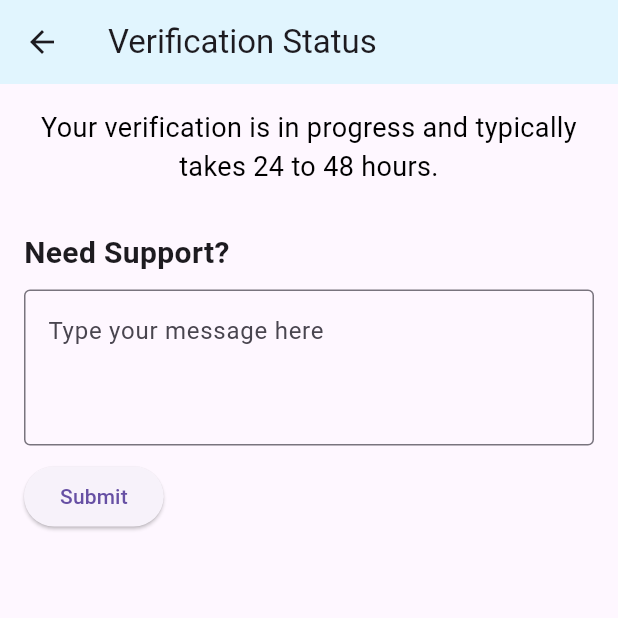
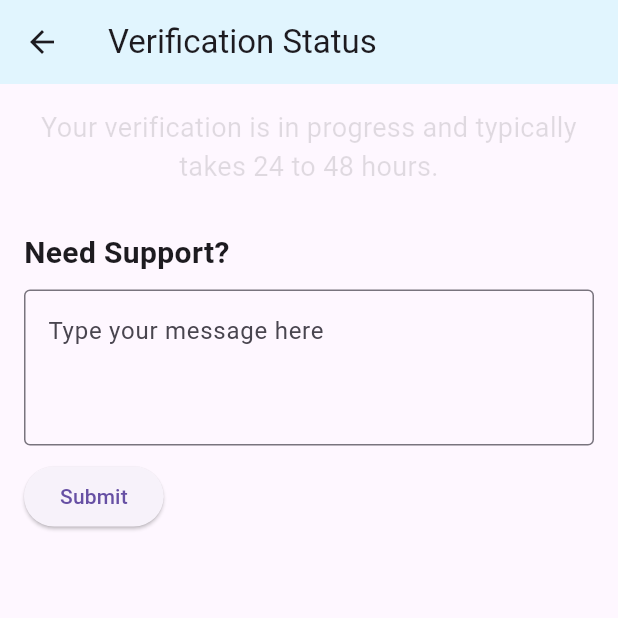
Before and after one commit to Ante-237/buytime, a Flutter app: the SettingsPage screen opened directly, after a tap on "Verification", on a phone screen of 412 x 824 dp, the top half of it. Run offline on Flutter 3.47's test engine with Material 3 defaults, Android fonts, the light colour scheme and no system bars; our stand-ins replace cloud_firestore, email_validator, firebase_analytics, firebase_auth, firebase_core, flutter_spinkit and 2 more; accounts and stored records are empty; generated files the repository leaves out were written again.

Commit message:
verification state changes and support tickets.

```diff
--- a/lib/UI/MORE/verification.dart
+++ b/lib/UI/MORE/verification.dart
@@ -1,14 +1,33 @@
+import 'package:cloud_firestore/cloud_firestore.dart';
 import 'package:flutter/material.dart';
 
 
 class VerificationStatusPage extends StatefulWidget {
+  bool neededValue = false;
+
+  VerificationStatusPage({super.key, required this.neededValue}) ;
+
+
   @override
   _VerificationStatusPageState createState() => _VerificationStatusPageState();
 }
 
 class _VerificationStatusPageState extends State<VerificationStatusPage> {
   final TextEditingController _supportMessageController = TextEditingController();
-  bool isUserVerified = false; // This should be set based on actual user verification status
+  bool isUserVerified = false;
+
+  void storeBasicSettings(String value1) async {
+    CollectionReference collectionRef = FirebaseFirestore.instance.collection('verification_query');
+    DocumentReference docRef = collectionRef.doc();
+
+    try {
+      await docRef.set({
+        'category_1': value1,
+      });
+    } catch (e) {
+      print("Error storing data: $e");
+    }
+  }
 
   @override
   Widget build(BuildContext context) {
@@ -34,8 +53,8 @@
 
   Widget _buildVerificationStatusSection() {
     return Text(
-      isUserVerified ? 'Verified' : 'Your verification is in progress and typically takes 24 to 48 hours.',
-      style: TextStyle(fontSize: 18, color: Colors.black),
+      widget.neededValue ? 'Verified' : 'Your verification is in progress and typically takes 24 to 48 hours.',
+      style: TextStyle(fontSize: 18, color: widget.neededValue ? Colors.blue : Colors.black12),
       textAlign: TextAlign.center,
     );
   }
@@ -60,7 +79,7 @@
         SizedBox(height: 10),
         ElevatedButton(
           onPressed: () {
-            // Implement the logic to handle support message submission
+            storeBasicSettings(_supportMessageController.text);
           },
           child: Text('Submit'),
           style: ElevatedButton.styleFrom(),
--- a/lib/UI/SettingsPage.dart
+++ b/lib/UI/SettingsPage.dart
@@ -5,31 +5,49 @@
 
 class SettingsPage extends StatefulWidget {
 
+
+
   @override
   State<SettingsPage> createState() => _SettingsPageState();
 }
 
 class _SettingsPageState extends State<SettingsPage> {
-  void openVerificationPage(BuildContext context){
-    Navigator.push(
-      context,
-      MaterialPageRoute(builder: (context) =>  VerificationStatusPage()),
-    );
+
+   bool StateOfVerification = false;
+
+  @override
+  void initState() {
+    super.initState();
+    _getBoolValue();
   }
+
+   Future<void> _getBoolValue() async {
+     bool valueFromFuture = await getBooleanValue();
+     setState(() {
+       StateOfVerification = valueFromFuture;
+     });
+   }
 
   final FirebaseFirestore firestore = FirebaseFirestore.instance;
 
   Future<bool> getBooleanValue() async {
     try {
-      DocumentSnapshot snapshot = await firestore.collection('your_collection').doc('your_document_id').get();
+      DocumentSnapshot snapshot = await firestore.collection('verificate_state').doc('779X9ddieUNL9uo1xTN6').get();
       if (snapshot.exists) {
-        return snapshot['booleanFieldName'] ?? false; // Replace 'booleanFieldName' with your field name
+        return snapshot['isVerified'] ?? false; // Replace 'booleanFieldName' with your field name
       }
       return false; // Default value if document or field does not exist
     } catch (e) {
       print(e);
       return false; // Return default value in case of error
     }
+  }
+
+  void openVerificationPage(BuildContext context){
+    Navigator.push(
+      context,
+      MaterialPageRoute(builder: (context) =>  VerificationStatusPage(neededValue: StateOfVerification,)),
+    );
   }
 
   void openAboutPage(BuildContext context){
@@ -71,7 +89,7 @@
             },
           ),
           ListTile(
-            leading: Icon(Icons.verified_user, color: Colors.blue,),
+            leading: Icon(Icons.verified_user, color: StateOfVerification ? Colors.blue : Colors.black12),
             title: Text('Verification'),
             onTap: () {
               // Navigate to Verification Page
--- a/lib/main.dart
+++ b/lib/main.dart
@@ -104,6 +104,7 @@
   const MyHomePage({super.key, required this.title});
 
   final String title;
+  final bool StateOfVerification = false;
 
   @override
   State<MyHomePage> createState() => _MyHomePageState();
@@ -116,11 +117,11 @@
 
   // location improvements
 
+
+
   void openSettings(BuildContext context) {
-    Navigator.push(
-      context,
-      MaterialPageRoute(builder: (context) => SettingsPage()),
-    );
+
+    Navigator.push(context, MaterialPageRoute(builder: (context) => SettingsPage()),);
   }
 
   void openUserProfile(BuildContext context) {
```
